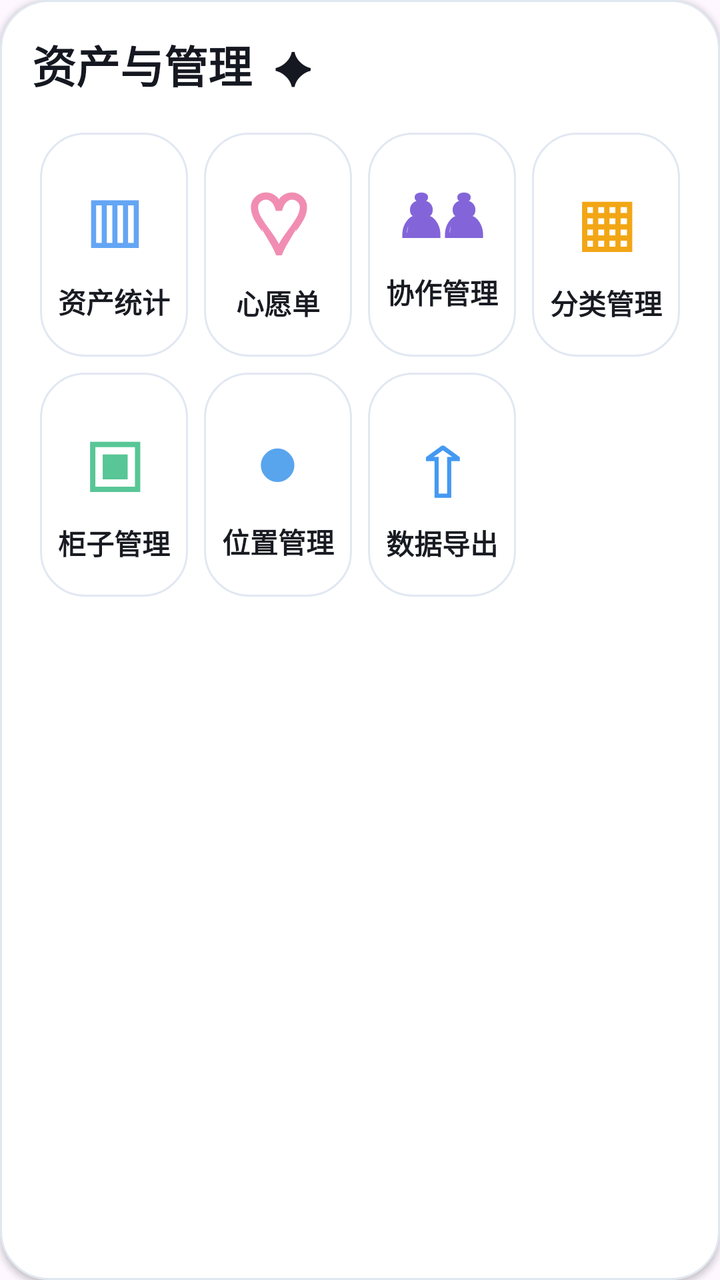
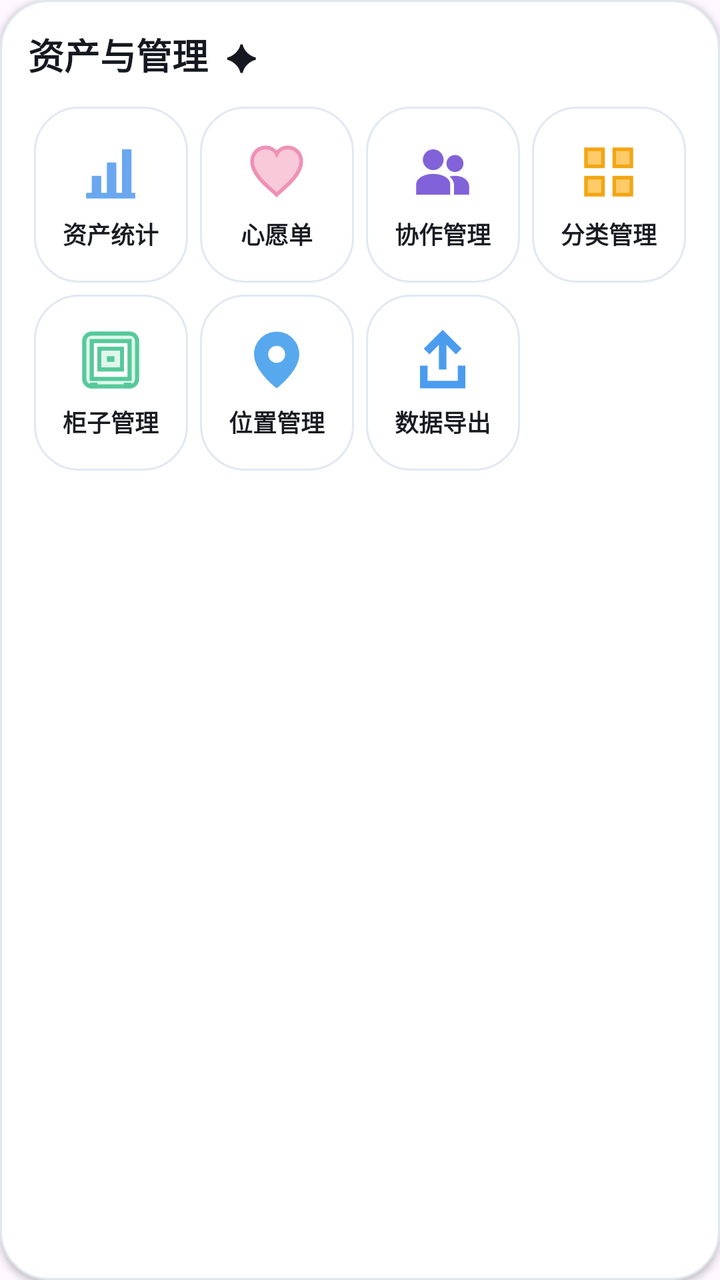

Two renders of the same Android screen: before a commit and after it. Below are the layout's source before the change and the commit's diff.
<!-- AndroidManifest.xml: application theme Theme.GunplaLog -->
<!-- res/layout/view_me_assets.xml -->
<?xml version="1.0" encoding="utf-8"?>
<LinearLayout xmlns:android="http://schemas.android.com/apk/res/android"
    android:layout_width="match_parent"
    android:layout_height="wrap_content"
    android:layout_marginTop="16dp"
    android:background="@drawable/bg_me_section"
    android:elevation="2dp"
    android:orientation="vertical"
    android:padding="16dp">

    <TextView
        android:layout_width="wrap_content"
        android:layout_height="wrap_content"
        android:layout_marginBottom="14dp"
        android:text="资产与管理  ✦"
        android:textColor="#151820"
        android:textSize="22sp"
        android:textStyle="bold" />

    <LinearLayout
        android:layout_width="match_parent"
        android:layout_height="wrap_content"
        android:baselineAligned="false"
        android:orientation="horizontal">

        <LinearLayout
            android:id="@+id/btnMeStats"
            android:layout_width="0dp"
            android:layout_height="112dp"
            android:layout_margin="4dp"
            android:layout_weight="1"
            android:background="@drawable/bg_me_asset_tile"
            android:gravity="center"
            android:orientation="vertical">
            <TextView android:layout_width="wrap_content" android:layout_height="wrap_content" android:text="▥" android:textColor="#64A5F4" android:textSize="38sp" android:textStyle="bold" />
            <TextView android:layout_width="wrap_content" android:layout_height="wrap_content" android:layout_marginTop="5dp" android:text="资产统计" android:textColor="#191B22" android:textSize="14sp" android:textStyle="bold" />
        </LinearLayout>

        <LinearLayout
            android:id="@+id/btnMeWishlist"
            android:layout_width="0dp"
            android:layout_height="112dp"
            android:layout_margin="4dp"
            android:layout_weight="1"
            android:background="@drawable/bg_me_asset_tile"
            android:gravity="center"
            android:orientation="vertical">
            <TextView android:layout_width="wrap_content" android:layout_height="wrap_content" android:text="♡" android:textColor="#F18DB2" android:textSize="42sp" android:textStyle="bold" />
            <TextView android:layout_width="wrap_content" android:layout_height="wrap_content" android:layout_marginTop="1dp" android:text="心愿单" android:textColor="#191B22" android:textSize="14sp" android:textStyle="bold" />
        </LinearLayout>

        <LinearLayout
            android:id="@+id/btnMeCollab"
            android:layout_width="0dp"
            android:layout_height="112dp"
            android:layout_margin="4dp"
            android:layout_weight="1"
            android:background="@drawable/bg_me_asset_tile"
            android:gravity="center"
            android:orientation="vertical">
            <TextView android:layout_width="wrap_content" android:layout_height="wrap_content" android:text="♟♟" android:textColor="#8365D9" android:textSize="29sp" android:textStyle="bold" />
            <TextView android:layout_width="wrap_content" android:layout_height="wrap_content" android:layout_marginTop="8dp" android:text="协作管理" android:textColor="#191B22" android:textSize="14sp" android:textStyle="bold" />
        </LinearLayout>

        <LinearLayout
            android:id="@+id/btnMeCategory"
            android:layout_width="0dp"
            android:layout_height="112dp"
            android:layout_margin="4dp"
            android:layout_weight="1"
            android:background="@drawable/bg_me_asset_tile"
            android:gravity="center"
            android:orientation="vertical">
            <TextView android:layout_width="wrap_content" android:layout_height="wrap_content" android:text="▦" android:textColor="#F2A615" android:textSize="40sp" android:textStyle="bold" />
            <TextView android:layout_width="wrap_content" android:layout_height="wrap_content" android:layout_marginTop="3dp" android:text="分类管理" android:textColor="#191B22" android:textSize="14sp" android:textStyle="bold" />
        </LinearLayout>
    </LinearLayout>

    <LinearLayout
        android:layout_width="match_parent"
        android:layout_height="wrap_content"
        android:baselineAligned="false"
        android:orientation="horizontal">

        <LinearLayout
            android:id="@+id/btnMeCabinet"
            android:layout_width="0dp"
            android:layout_height="112dp"
            android:layout_margin="4dp"
            android:layout_weight="1"
            android:background="@drawable/bg_me_asset_tile"
            android:gravity="center"
            android:orientation="vertical">
            <TextView android:layout_width="wrap_content" android:layout_height="wrap_content" android:text="▣" android:textColor="#58C696" android:textSize="40sp" android:textStyle="bold" />
            <TextView android:layout_width="wrap_content" android:layout_height="wrap_content" android:layout_marginTop="3dp" android:text="柜子管理" android:textColor="#191B22" android:textSize="14sp" android:textStyle="bold" />
        </LinearLayout>

        <LinearLayout
            android:id="@+id/btnMeLocation"
            android:layout_width="0dp"
            android:layout_height="112dp"
            android:layout_margin="4dp"
            android:layout_weight="1"
            android:background="@drawable/bg_me_asset_tile"
            android:gravity="center"
            android:orientation="vertical">
            <TextView android:layout_width="wrap_content" android:layout_height="wrap_content" android:text="●" android:textColor="#58A5EE" android:textSize="38sp" />
            <TextView android:layout_width="wrap_content" android:layout_height="wrap_content" android:layout_marginTop="5dp" android:text="位置管理" android:textColor="#191B22" android:textSize="14sp" android:textStyle="bold" />
        </LinearLayout>

        <LinearLayout
            android:id="@+id/btnMeBackup"
            android:layout_width="0dp"
            android:layout_height="112dp"
            android:layout_margin="4dp"
            android:layout_weight="1"
            android:background="@drawable/bg_me_asset_tile"
            android:gravity="center"
            android:orientation="vertical">
            <TextView android:layout_width="wrap_content" android:layout_height="wrap_content" android:text="⇧" android:textColor="#4499F2" android:textSize="42sp" android:textStyle="bold" />
            <TextView android:layout_width="wrap_content" android:layout_height="wrap_content" android:layout_marginTop="1dp" android:text="数据导出" android:textColor="#191B22" android:textSize="14sp" android:textStyle="bold" />
        </LinearLayout>

        <LinearLayout
            android:layout_width="0dp"
            android:layout_height="112dp"
            android:layout_margin="4dp"
            android:layout_weight="1" />
    </LinearLayout>

    
    <LinearLayout android:layout_width="1dp" android:layout_height="1dp" android:visibility="gone">
        <TextView android:id="@+id/tvMeTotal" android:layout_width="1dp" android:layout_height="1dp" />
        <TextView android:id="@+id/tvMeSpent" android:layout_width="1dp" android:layout_height="1dp" />
        <TextView android:id="@+id/tvMeTypes" android:layout_width="1dp" android:layout_height="1dp" />
    </LinearLayout>
</LinearLayout>
<!-- resources referenced by this layout -->
<resources>
  <!-- drawable bg_me_asset_tile (drawable) -->
  <?xml version="1.0" encoding="utf-8"?>
  <shape xmlns:android="http://schemas.android.com/apk/res/android">
      <solid android:color="#FFFFFFFF" />
      <corners android:radius="22dp" />
      <stroke android:width="1dp" android:color="#E2E8F2" />
  </shape>
  <!-- drawable bg_me_section (drawable) -->
  <?xml version="1.0" encoding="utf-8"?>
  <shape xmlns:android="http://schemas.android.com/apk/res/android">
      <solid android:color="#FFFFFFFF" />
      <corners android:radius="24dp" />
      <stroke android:width="1dp" android:color="#E1E7F0" />
  </shape>
  <color name="primary">#1E4FD6</color>
  <!-- unchanged entries left out for length: 1 -->
</resources>

<!-- the commit's change to res/layout/view_me_assets.xml (unified diff, before → after) -->
@@ -2,133 +2,56 @@
 <LinearLayout xmlns:android="http://schemas.android.com/apk/res/android"
     android:layout_width="match_parent"
     android:layout_height="wrap_content"
-    android:layout_marginTop="16dp"
+    android:layout_marginTop="12dp"
     android:background="@drawable/bg_me_section"
     android:elevation="2dp"
     android:orientation="vertical"
-    android:padding="16dp">
+    android:padding="14dp">
 
     <TextView
         android:layout_width="wrap_content"
         android:layout_height="wrap_content"
-        android:layout_marginBottom="14dp"
+        android:layout_marginBottom="10dp"
         android:text="资产与管理  ✦"
         android:textColor="#151820"
-        android:textSize="22sp"
+        android:textSize="18sp"
         android:textStyle="bold" />
 
-    <LinearLayout
-        android:layout_width="match_parent"
-        android:layout_height="wrap_content"
-        android:baselineAligned="false"
-        android:orientation="horizontal">
-
-        <LinearLayout
-            android:id="@+id/btnMeStats"
-            android:layout_width="0dp"
-            android:layout_height="112dp"
-            android:layout_margin="4dp"
-            android:layout_weight="1"
-            android:background="@drawable/bg_me_asset_tile"
-            android:gravity="center"
-            android:orientation="vertical">
-            <TextView android:layout_width="wrap_content" android:layout_height="wrap_content" android:text="▥" android:textColor="#64A5F4" android:textSize="38sp" android:textStyle="bold" />
-            <TextView android:layout_width="wrap_content" android:layout_height="wrap_content" android:layout_marginTop="5dp" android:text="资产统计" android:textColor="#191B22" android:textSize="14sp" android:textStyle="bold" />
+    <LinearLayout android:layout_width="match_parent" android:layout_height="wrap_content" android:baselineAligned="false" android:orientation="horizontal">
+        <LinearLayout android:id="@+id/btnMeStats" android:layout_width="0dp" android:layout_height="88dp" android:layout_margin="3dp" android:layout_weight="1" android:background="@drawable/bg_me_asset_tile" android:gravity="center" android:orientation="vertical">
+            <ImageView android:layout_width="34dp" android:layout_height="34dp" android:contentDescription="资产统计" android:src="@drawable/ic_asset_stats" />
+            <TextView android:layout_width="wrap_content" android:layout_height="wrap_content" android:layout_marginTop="5dp" android:text="资产统计" android:textColor="#191B22" android:textSize="12sp" android:textStyle="bold" />
         </LinearLayout>
-
-        <LinearLayout
-            android:id="@+id/btnMeWishlist"
-            android:layout_width="0dp"
-            android:layout_height="112dp"
-            android:layout_margin="4dp"
-            android:layout_weight="1"
-            android:background="@drawable/bg_me_asset_tile"
-            android:gravity="center"
-            android:orientation="vertical">
-            <TextView android:layout_width="wrap_content" android:layout_height="wrap_content" android:text="♡" android:textColor="#F18DB2" android:textSize="42sp" android:textStyle="bold" />
-            <TextView android:layout_width="wrap_content" android:layout_height="wrap_content" android:layout_marginTop="1dp" android:text="心愿单" android:textColor="#191B22" android:textSize="14sp" android:textStyle="bold" />
+        <LinearLayout android:id="@+id/btnMeWishlist" android:layout_width="0dp" android:layout_height="88dp" android:layout_margin="3dp" android:layout_weight="1" android:background="@drawable/bg_me_asset_tile" android:gravity="center" android:orientation="vertical">
+            <ImageView android:layout_width="34dp" android:layout_height="34dp" android:contentDescription="心愿单" android:src="@drawable/ic_asset_wishlist" />
+            <TextView android:layout_width="wrap_content" android:layout_height="wrap_content" android:layout_marginTop="5dp" android:text="心愿单" android:textColor="#191B22" android:textSize="12sp" android:textStyle="bold" />
         </LinearLayout>
-
-        <LinearLayout
-            android:id="@+id/btnMeCollab"
-            android:layout_width="0dp"
-            android:layout_height="112dp"
-            android:layout_margin="4dp"
-            android:layout_weight="1"
-            android:background="@drawable/bg_me_asset_tile"
-            android:gravity="center"
-            android:orientation="vertical">
-            <TextView android:layout_width="wrap_content" android:layout_height="wrap_content" android:text="♟♟" android:textColor="#8365D9" android:textSize="29sp" android:textStyle="bold" />
-            <TextView android:layout_width="wrap_content" android:layout_height="wrap_content" android:layout_marginTop="8dp" android:text="协作管理" android:textColor="#191B22" android:textSize="14sp" android:textStyle="bold" />
+        <LinearLayout android:id="@+id/btnMeCollab" android:layout_width="0dp" android:layout_height="88dp" android:layout_margin="3dp" android:layout_weight="1" android:background="@drawable/bg_me_asset_tile" android:gravity="center" android:orientation="vertical">
+            <ImageView android:layout_width="34dp" android:layout_height="34dp" android:contentDescription="协作管理" android:src="@drawable/ic_asset_collab" />
+            <TextView android:layout_width="wrap_content" android:layout_height="wrap_content" android:layout_marginTop="5dp" android:text="协作管理" android:textColor="#191B22" android:textSize="12sp" android:textStyle="bold" />
         </LinearLayout>
-
-        <LinearLayout
-            android:id="@+id/btnMeCategory"
-            android:layout_width="0dp"
-            android:layout_height="112dp"
-            android:layout_margin="4dp"
-            android:layout_weight="1"
-            android:background="@drawable/bg_me_asset_tile"
-            android:gravity="center"
-            android:orientation="vertical">
-            <TextView android:layout_width="wrap_content" android:layout_height="wrap_content" android:text="▦" android:textColor="#F2A615" android:textSize="40sp" android:textStyle="bold" />
-            <TextView android:layout_width="wrap_content" android:layout_height="wrap_content" android:layout_marginTop="3dp" android:text="分类管理" android:textColor="#191B22" android:textSize="14sp" android:textStyle="bold" />
+        <LinearLayout android:id="@+id/btnMeCategory" android:layout_width="0dp" android:layout_height="88dp" android:layout_margin="3dp" android:layout_weight="1" android:background="@drawable/bg_me_asset_tile" android:gravity="center" android:orientation="vertical">
+            <ImageView android:layout_width="34dp" android:layout_height="34dp" android:contentDescription="分类管理" android:src="@drawable/ic_asset_category" />
+            <TextView android:layout_width="wrap_content" android:layout_height="wrap_content" android:layout_marginTop="5dp" android:text="分类管理" android:textColor="#191B22" android:textSize="12sp" android:textStyle="bold" />
         </LinearLayout>
     </LinearLayout>
 
-    <LinearLayout
-        android:layout_width="match_parent"
-        android:layout_height="wrap_content"
-        android:baselineAligned="false"
-        android:orientation="horizontal">
-
-        <LinearLayout
-            android:id="@+id/btnMeCabinet"
-            android:layout_width="0dp"
-            android:layout_height="112dp"
-            android:layout_margin="4dp"
-            android:layout_weight="1"
-            android:background="@drawable/bg_me_asset_tile"
-            android:gravity="center"
-            android:orientation="vertical">
-            <TextView android:layout_width="wrap_content" android:layout_height="wrap_content" android:text="▣" android:textColor="#58C696" android:textSize="40sp" android:textStyle="bold" />
-            <TextView android:layout_width="wrap_content" android:layout_height="wrap_content" android:layout_marginTop="3dp" android:text="柜子管理" android:textColor="#191B22" android:textSize="14sp" android:textStyle="bold" />
+    <LinearLayout android:layout_width="match_parent" android:layout_height="wrap_content" android:baselineAligned="false" android:orientation="horizontal">
+        <LinearLayout android:id="@+id/btnMeCabinet" android:layout_width="0dp" android:layout_height="88dp" android:layout_margin="3dp" android:layout_weight="1" android:background="@drawable/bg_me_asset_tile" android:gravity="center" android:orientation="vertical">
+            <ImageView android:layout_width="34dp" android:layout_height="34dp" android:contentDescription="柜子管理" android:src="@drawable/ic_asset_cabinet" />
+            <TextView android:layout_width="wrap_content" android:layout_height="wrap_content" android:layout_marginTop="5dp" android:text="柜子管理" android:textColor="#191B22" android:textSize="12sp" android:textStyle="bold" />
         </LinearLayout>
-
-        <LinearLayout
-            android:id="@+id/btnMeLocation"
-            android:layout_width="0dp"
-            android:layout_height="112dp"
-            android:layout_margin="4dp"
-            android:layout_weight="1"
-            android:background="@drawable/bg_me_asset_tile"
-            android:gravity="center"
-            android:orientation="vertical">
-            <TextView android:layout_width="wrap_content" android:layout_height="wrap_content" android:text="●" android:textColor="#58A5EE" android:textSize="38sp" />
-            <TextView android:layout_width="wrap_content" android:layout_height="wrap_content" android:layout_marginTop="5dp" android:text="位置管理" android:textColor="#191B22" android:textSize="14sp" android:textStyle="bold" />
+        <LinearLayout android:id="@+id/btnMeLocation" android:layout_width="0dp" android:layout_height="88dp" android:layout_margin="3dp" android:layout_weight="1" android:background="@drawable/bg_me_asset_tile" android:gravity="center" android:orientation="vertical">
+            <ImageView android:layout_width="34dp" android:layout_height="34dp" android:contentDescription="位置管理" android:src="@drawable/ic_asset_location" />
+            <TextView android:layout_width="wrap_content" android:layout_height="wrap_content" android:layout_marginTop="5dp" android:text="位置管理" android:textColor="#191B22" android:textSize="12sp" android:textStyle="bold" />
         </LinearLayout>
-
-        <LinearLayout
-            android:id="@+id/btnMeBackup"
-            android:layout_width="0dp"
-            android:layout_height="112dp"
-            android:layout_margin="4dp"
-            android:layout_weight="1"
-            android:background="@drawable/bg_me_asset_tile"
-            android:gravity="center"
-            android:orientation="vertical">
-            <TextView android:layout_width="wrap_content" android:layout_height="wrap_content" android:text="⇧" android:textColor="#4499F2" android:textSize="42sp" android:textStyle="bold" />
-            <TextView android:layout_width="wrap_content" android:layout_height="wrap_content" android:layout_marginTop="1dp" android:text="数据导出" android:textColor="#191B22" android:textSize="14sp" android:textStyle="bold" />
+        <LinearLayout android:id="@+id/btnMeBackup" android:layout_width="0dp" android:layout_height="88dp" android:layout_margin="3dp" android:layout_weight="1" android:background="@drawable/bg_me_asset_tile" android:gravity="center" android:orientation="vertical">
+            <ImageView android:layout_width="34dp" android:layout_height="34dp" android:contentDescription="数据导出" android:src="@drawable/ic_asset_export" />
+            <TextView android:layout_width="wrap_content" android:layout_height="wrap_content" android:layout_marginTop="5dp" android:text="数据导出" android:textColor="#191B22" android:textSize="12sp" android:textStyle="bold" />
         </LinearLayout>
-
-        <LinearLayout
-            android:layout_width="0dp"
-            android:layout_height="112dp"
-            android:layout_margin="4dp"
-            android:layout_weight="1" />
+        <View android:layout_width="0dp" android:layout_height="88dp" android:layout_margin="3dp" android:layout_weight="1" />
     </LinearLayout>
 
-    
     <LinearLayout android:layout_width="1dp" android:layout_height="1dp" android:visibility="gone">
         <TextView android:id="@+id/tvMeTotal" android:layout_width="1dp" android:layout_height="1dp" />
         <TextView android:id="@+id/tvMeSpent" android:layout_width="1dp" android:layout_height="1dp" />
<!-- resource entries referenced after the edit -->
@@ -14,6 +14,42 @@
       <corners android:radius="24dp" />
       <stroke android:width="1dp" android:color="#E1E7F0" />
   </shape>
+  <!-- drawable ic_asset_cabinet (drawable) -->
+  <?xml version="1.0" encoding="utf-8"?>
+  <vector xmlns:android="http://schemas.android.com/apk/res/android" android:width="36dp" android:height="36dp" android:viewportWidth="36" android:viewportHeight="36">
+      <path android:fillColor="#E0F7EC" android:strokeColor="#56C99A" android:strokeWidth="2.2" android:pathData="M8,4h20c2.2,0 4,1.8 4,4v20c0,2.2 -1.8,4 -4,4H8c-2.2,0 -4,-1.8 -4,-4V8c0,-2.2 1.8,-4 4,-4zM8,8v20h20V8zM12,12h12v11H12z" />
+      <path android:fillColor="#56C99A" android:pathData="M16,16h4v3h-4zM7,30h4v3H7zM25,30h4v3h-4z" />
+  </vector>
+  <!-- drawable ic_asset_category (drawable) -->
+  <?xml version="1.0" encoding="utf-8"?>
+  <vector xmlns:android="http://schemas.android.com/apk/res/android" android:width="36dp" android:height="36dp" android:viewportWidth="36" android:viewportHeight="36">
+      <path android:fillColor="#FFCA68" android:strokeColor="#F2A615" android:strokeWidth="2" android:pathData="M6,6h9v9H6zM21,6h9v9h-9zM6,21h9v9H6zM21,21h9v9h-9z" />
+  </vector>
+  <!-- drawable ic_asset_collab (drawable) -->
+  <?xml version="1.0" encoding="utf-8"?>
+  <vector xmlns:android="http://schemas.android.com/apk/res/android" android:width="36dp" android:height="36dp" android:viewportWidth="36" android:viewportHeight="36">
+      <path android:fillColor="#8262D8" android:pathData="M13,17c3,0 5.5,-2.5 5.5,-5.5S16,6 13,6s-5.5,2.5 -5.5,5.5S10,17 13,17zM24.5,18c2.5,0 4.5,-2 4.5,-4.5S27,9 24.5,9S20,11 20,13.5s2,4.5 4.5,4.5zM13,19c-5,0 -9,2.4 -9,5.5V30h18v-5.5C22,21.4 18,19 13,19zM24.5,20c-1,0 -2,0.2 -2.9,0.5c1.6,1.2 2.4,2.7 2.4,4.5v5h8v-4.5c0,-3.1 -3.3,-5.5 -7.5,-5.5z" />
+  </vector>
+  <!-- drawable ic_asset_export (drawable) -->
+  <?xml version="1.0" encoding="utf-8"?>
+  <vector xmlns:android="http://schemas.android.com/apk/res/android" android:width="36dp" android:height="36dp" android:viewportWidth="36" android:viewportHeight="36">
+      <path android:fillColor="#4B9CEF" android:pathData="M16,23h4V10l5,5 3,-3L18,2 8,12l3,3 5,-5zM6,21h4v8h16v-8h4v12H6z" />
+  </vector>
+  <!-- drawable ic_asset_location (drawable) -->
+  <?xml version="1.0" encoding="utf-8"?>
+  <vector xmlns:android="http://schemas.android.com/apk/res/android" android:width="36dp" android:height="36dp" android:viewportWidth="36" android:viewportHeight="36">
+      <path android:fillColor="#58A8EE" android:pathData="M18,3C11.4,3 6,8.4 6,15c0,9 12,18 12,18s12,-9 12,-18C30,8.4 24.6,3 18,3zM18,19.5A4.5,4.5 0,1 1,18,10.5A4.5,4.5 0,0 1,18,19.5z" />
+  </vector>
+  <!-- drawable ic_asset_stats (drawable) -->
+  <?xml version="1.0" encoding="utf-8"?>
+  <vector xmlns:android="http://schemas.android.com/apk/res/android" android:width="36dp" android:height="36dp" android:viewportWidth="36" android:viewportHeight="36">
+      <path android:fillColor="#6AA7F0" android:pathData="M5,29h26v3H5zM8,20h5v9H8zM16,13h5v16h-5zM24,6h5v23h-5z" />
+  </vector>
+  <!-- drawable ic_asset_wishlist (drawable) -->
+  <?xml version="1.0" encoding="utf-8"?>
+  <vector xmlns:android="http://schemas.android.com/apk/res/android" android:width="36dp" android:height="36dp" android:viewportWidth="36" android:viewportHeight="36">
+      <path android:fillColor="#F7C9D9" android:strokeColor="#EF91B5" android:strokeWidth="2" android:pathData="M18,30C15,27 5,20 5,12.5C5,8 8.2,5 12.3,5C14.8,5 17,6.4 18,8.4C19,6.4 21.2,5 23.7,5C27.8,5 31,8 31,12.5C31,20 21,27 18,30Z" />
+  </vector>
   <color name="primary">#1E4FD6</color>
   <!-- unchanged entries left out for length: 1 -->
 </resources>
